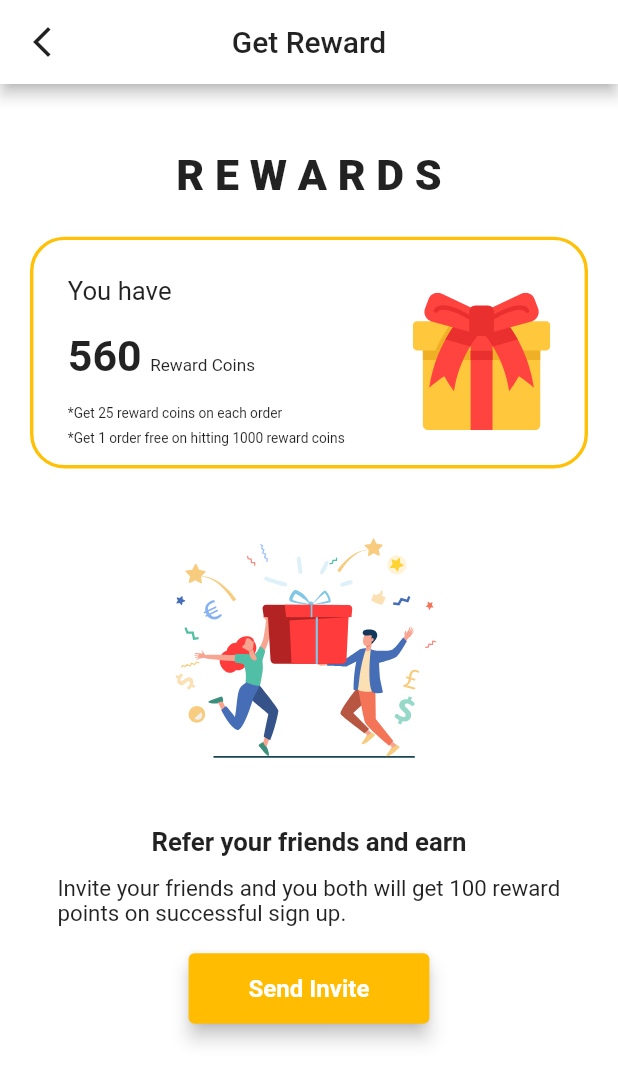
After one commit to abubakarflutter/flutter-restaurant-app, a Flutter app: the DashboardView screen opened by its route, in the side drawer, after a tap on "Rewards", on a phone screen of 412 x 824 dp. The commit adds this screen. Shown: the top 1083 px of the screen. Run offline on Flutter 3.47's test engine with Material 2 defaults, Android fonts, the phone set to English and light mode, and no system bars; our stand-ins replace carousel_slider, connectivity, easy_localization, file, firebase_auth, firebase_core and 27 more; missing offline and left inert: braintree_payment, draggable_fab, firebase_auth_platform_interface, flutter_facebook_login and 11 more; accounts and stored records are empty; network calls fail; Roboto replaces fonts that are missing (ProductSans); project files that could hold a hidden picture were left out.

Commit message:
Reward Added

```diff
--- a/lib/ui/dashboard/core/dashboard_view.dart
+++ b/lib/ui/dashboard/core/dashboard_view.dart
@@ -26,6 +26,7 @@ import 'package:flutterrestaurant/ui/contact/contact_us_view.dart';
 import 'package:flutterrestaurant/ui/common/dialog/confirm_dialog_view.dart';
 import 'package:flutterrestaurant/ui/create_reservation/entry/create_reservation_view.dart';
 import 'package:flutterrestaurant/ui/dashboard/home/home_dashboard_view.dart';
+import 'package:flutterrestaurant/ui/dashboard/home/reward.dart';
 import 'package:flutterrestaurant/ui/history/list/history_list_view.dart';
 import 'package:flutterrestaurant/ui/language/setting/language_setting_view.dart';
 import 'package:flutterrestaurant/ui/privacy_policy/privacy_policy_view.dart';
@@ -360,6 +361,17 @@ class _HomeViewState extends State<DashboardView>
                       index: PsConst.REQUEST_CODE__MENU_HOME_FRAGMENT,
                       onTap: (String title, int index) {
                         Navigator.pop(context);
+                        updateSelectedIndexWithAnimation(
+                            Utils.getString(context, 'app_name'), index);
+                      }),
+                      _DrawerMenuWidget(
+                      icon: Icons.emoji_events_outlined,
+                      title: 'Rewards',
+                      index: PsConst.REQUEST_CODE__MENU_HOME_FRAGMENT,
+                      onTap: (String title, int index) {
+                        Navigator.push(
+    context,
+    MaterialPageRoute(builder: (context) => RewardScreen()));
                         updateSelectedIndexWithAnimation(
                             Utils.getString(context, 'app_name'), index);
                       }),
--- a/lib/ui/dashboard/home/home_tabbar_slider.dart
+++ b/lib/ui/dashboard/home/home_tabbar_slider.dart
@@ -12,6 +12,11 @@ import 'package:flutterrestaurant/viewobject/category.dart';
 import 'package:flutterrestaurant/viewobject/common/ps_value_holder.dart';
 import 'package:flutterrestaurant/viewobject/holder/intent_holder/product_list_intent_holder.dart';
 import 'package:flutterrestaurant/viewobject/holder/product_parameter_holder.dart';
+
+import 'package:draggable_fab/draggable_fab.dart';
+
+
+
 
 class HomeTabbarProductListView extends StatefulWidget {
   const HomeTabbarProductListView({
@@ -599,6 +604,7 @@ class __FloatingActionButtonState extends State<_FloatingActionButton>
           mainAxisAlignment: MainAxisAlignment.end,
           crossAxisAlignment: CrossAxisAlignment.end,
           children: <Widget>[
+
             Container(
               margin: const EdgeInsets.symmetric(horizontal: PsDimens.space8),
               child: ScaleTransition(
--- /dev/null
+++ b/lib/ui/dashboard/home/reward.dart
@@ -0,0 +1,201 @@
+import 'package:flutter/material.dart';
+import 'package:flutter_svg/flutter_svg.dart';
+import 'package:flutter_screenutil/flutter_screenutil.dart';
+import 'package:flutterrestaurant/ui/common/dialog/share_app_dialog.dart';
+
+class RewardScreen extends StatelessWidget {
+  @override
+  Widget build(BuildContext context) {
+    return ScreenUtilInit(builder: () => StartingRewardScreen());
+  }
+}
+
+
+class StartingRewardScreen extends StatelessWidget {
+  const StartingRewardScreen({ Key key }) : super(key: key);
+
+  @override
+  Widget build(BuildContext context) {
+    return  MaterialApp(
+      home: SafeArea(
+        child: Scaffold(
+          appBar: AppBar(
+            backgroundColor: Colors.white,
+
+            title: Text('Get Reward', style: TextStyle(color: Colors.black87),),
+            centerTitle: true,
+            leading: IconButton(onPressed: (){
+            Navigator.pop(context);
+          },
+          icon: Icon(Icons.arrow_back_ios_new, color: Colors.black87,),
+          ),),
+          backgroundColor: Colors.white,
+          body: SingleChildScrollView(
+            child: Padding(
+              padding: EdgeInsets.all(20),
+              child: Column(
+                children: [
+                  SizedBox(
+                    height: 20.h,
+                  ),
+                  Text('R E W A R D S',
+                      style: TextStyle(
+                          fontFamily: 'ProductSans',
+                          fontSize: 25.sp,
+                          fontWeight: FontWeight.w900)),
+                  SizedBox(
+                    height: 20.h,
+                  ),
+                  Container(
+                      height: 135.w,
+                      width: 350.h,
+                      decoration: BoxDecoration(
+                          border: Border.all(color: Colors.amber, width: 2.w),
+                          borderRadius: BorderRadius.circular(20.r)),
+                      child: RewardsBuilder()),
+
+                  SvgPicture.asset(
+                    "assets/images/winning.svg",
+                    width: 200.w,
+                    height: 200.h,
+                  ),
+                  Text('Refer your friends and earn',
+                      style: TextStyle(
+                          fontFamily: 'ProductSans',
+                          fontSize: 15.sp,
+                          fontWeight: FontWeight.w700)),
+                  Padding(
+                    padding: EdgeInsets.only(
+                      top: 10.h,
+                      left: 16.w,
+                      right: 16.w,
+                    ),
+                    child: Text(
+                        'Invite your friends and you both will get 100 reward points on successful sign up.',
+                        style: TextStyle(
+                          fontFamily: 'ProductSans',
+                          fontSize: 13.sp,
+                          // fontWeight: FontWeight.w700
+                        )),
+                  ),
+                  SizedBox(
+                    height: 15.h,
+                  ),
+                  SizedBox(
+                    child: TextButton(
+                        onPressed: () {
+
+                      showDialog<dynamic>(
+                          context: context,
+                          builder: (BuildContext context) {
+                            return ShareAppDialog(
+                              onPressed: () {
+                                Navigator.pop(context, true);
+                              },
+                            );
+                          });
+
+                        },
+                        style: ButtonStyle(
+                            elevation: MaterialStateProperty.all(5.0),
+                            backgroundColor: MaterialStateProperty.all(Color(0xFFFFBC00)),
+                            foregroundColor:
+                                MaterialStateProperty.all(Colors.white),
+                            padding: MaterialStateProperty.all(
+                                EdgeInsets.symmetric(vertical: 14, horizontal: 40)),
+                            textStyle: MaterialStateProperty.all(TextStyle(
+                                fontSize: 14.sp, fontWeight: FontWeight.w700))),
+                        child: Text('Send Invite')),
+                  ),
+                ],
+              ),
+            ),
+          ),
+        ),
+      ),
+    );
+  }
+}
+
+class RewardsBuilder extends StatefulWidget {
+  const RewardsBuilder({Key key}) : super(key: key);
+
+  @override
+  _RewardsBuilderState createState() => _RewardsBuilderState();
+}
+
+class _RewardsBuilderState extends State<RewardsBuilder> {
+  @override
+  Widget build(BuildContext context) {
+    return Padding(
+      padding: EdgeInsets.only(top: 20.h, left: 20.w, right: 20.w, bottom: 10.h),
+      child: Row(
+        mainAxisAlignment: MainAxisAlignment.spaceBetween,
+        children: [
+          Column(
+            crossAxisAlignment: CrossAxisAlignment.start,
+            mainAxisAlignment: MainAxisAlignment.spaceBetween,
+            children: [
+              Text('You have',
+                  style: TextStyle(
+                    fontFamily: 'ProductSans',
+                    fontSize: 15.sp,
+                    // fontWeight: FontWeight.w700
+                  )),
+                  SizedBox(
+                    height: 5.h,
+                  ),
+              Row(
+                crossAxisAlignment: CrossAxisAlignment.baseline,
+                textBaseline: TextBaseline.alphabetic,
+                children: [
+                  Text('560',
+                      style: TextStyle(
+                          fontFamily: 'ProductSans',
+                          fontSize: 25.sp,
+                          fontWeight: FontWeight.w700
+                          // fontWeight: FontWeight.w700
+                          )),
+                  SizedBox(
+                    width: 5.w,
+                  ),
+                  Text('Reward Coins',
+                      style: TextStyle(
+                        fontFamily: 'ProductSans',
+                        fontSize: 10.sp,
+                        // fontWeight: FontWeight.w700
+                      )),
+                ],
+              ),
+                                SizedBox(
+                    height: 5.h,
+                  ),
+                            Text('*Get 25 reward coins on each order',
+                  style: TextStyle(
+                    fontFamily: 'ProductSans',
+                    fontSize: 8.sp,
+                    // fontWeight: FontWeight.w700
+                  )),
+              Text('*Get 1 order free on hitting 1000 reward coins',
+                  style: TextStyle(
+                    fontFamily: 'ProductSans',
+                    fontSize: 8.sp,
+                    // fontWeight: FontWeight.w700
+                  )),
+            ],
+          ),
+          Column(
+            mainAxisAlignment: MainAxisAlignment.center,
+            children: [
+              SvgPicture.asset(
+                "assets/images/giftbox.svg",
+                width:80.w,
+                height: 80.h,
+              ),
+            ],
+          ),
+        ],
+      ),
+    );
+  }
+}
--- a/pubspec.yaml
+++ b/pubspec.yaml
@@ -88,6 +88,9 @@ dependencies:
   flutter_paystack: 1.0.5
   share: 0.6.5+4
   firebase_dynamic_links: 0.5.0+11
+  draggable_fab:
+  flutter_screenutil: ^5.0.0+2
+  flutter_svg: ^0.22.0
 
 dev_dependencies:
   flutter_test:
@@ -149,7 +152,10 @@ flutter:
    - assets/images/user_default_photo.png
    - assets/images/chat.png
    - assets/images/seo.png
+   - assets/images/winning.svg
+   - assets/images/giftbox.svg
    - assets/images/upload.png
+
 
 
 
```
Also changed, not shown: assets/images/coin-icon.png (added), assets/images/giftbox.svg (added), assets/images/rewardshare.jpg (added), assets/images/winning.svg (added), pubspec.lock, 8 other files.
